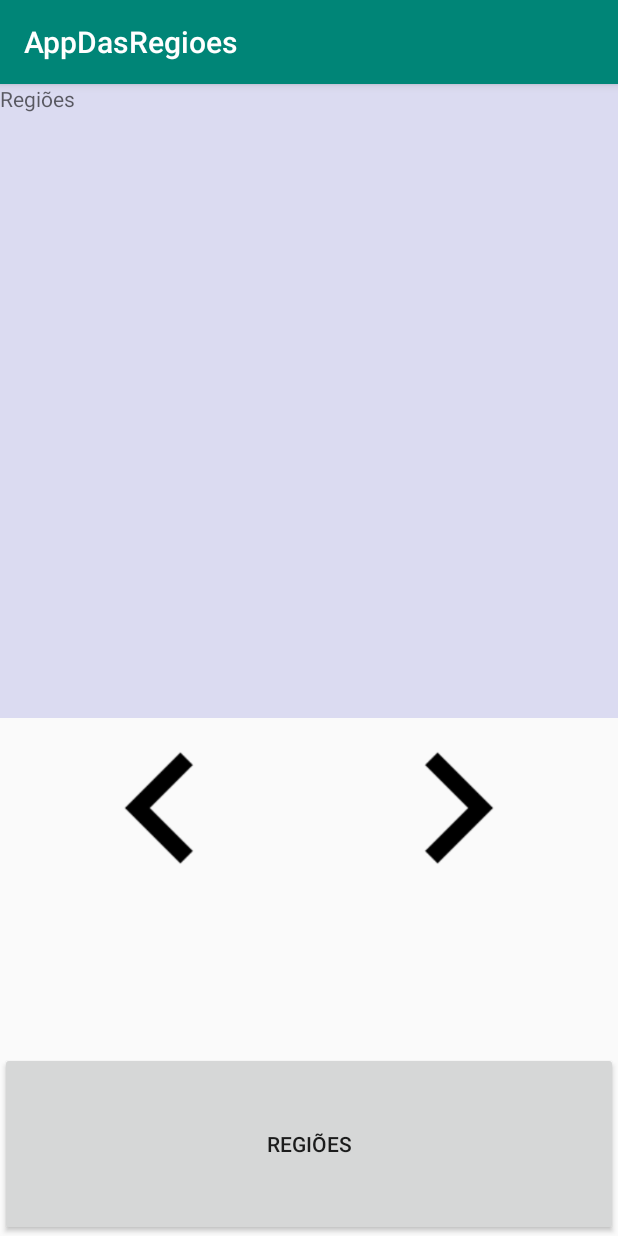
After one commit to LuiizMartiins/AppDasRegioes, an Android app: the EstadosActivity screen opened directly, with no data from a screen before it, on a phone screen of 412 x 824 dp. The commit adds this screen. Run offline under Robolectric (Android 15) with nearby library versions, the phone set to English and light mode, and no system bars.

Commit message:
Criada tela dos estados

```diff
--- a/app/src/main/AndroidManifest.xml
+++ b/app/src/main/AndroidManifest.xml
@@ -9,7 +9,8 @@
         android:roundIcon="@mipmap/ic_launcher_round"
         android:supportsRtl="true"
         android:theme="@style/AppTheme">
-        <activity android:name=".RegioesActivity"></activity>
+        <activity android:name=".EstadosActivity"></activity>
+        <activity android:name=".RegioesActivity" />
         <activity android:name=".MainActivity">
             <intent-filter>
                 <action android:name="android.intent.action.MAIN" />
--- /dev/null
+++ b/app/src/main/java/com/example/appdasregioes/EstadosActivity.java
@@ -0,0 +1,13 @@
+package com.example.appdasregioes;
+
+import android.support.v7.app.AppCompatActivity;
+import android.os.Bundle;
+
+public class EstadosActivity extends AppCompatActivity {
+
+    @Override
+    protected void onCreate(Bundle savedInstanceState) {
+        super.onCreate(savedInstanceState);
+        setContentView(R.layout.activity_estados);
+    }
+}
--- a/app/src/main/java/com/example/appdasregioes/RegioesActivity.java
+++ b/app/src/main/java/com/example/appdasregioes/RegioesActivity.java
@@ -1,13 +1,17 @@
 package com.example.appdasregioes;
 
+import android.content.Intent;
 import android.support.v7.app.AppCompatActivity;
 import android.os.Bundle;
+import android.view.View;
+import android.widget.Button;
 import android.widget.ImageView;
 import android.widget.LinearLayout;
 import android.widget.TextView;
 
 public class RegioesActivity extends AppCompatActivity {
 
+    private Button btnEstados;
     private TextView tvRegioes;
     private ImageView ivAbaixo, ivAcima;
     private String[] regioes;
@@ -18,6 +22,8 @@ public class RegioesActivity extends AppCompatActivity {
     protected void onCreate(Bundle savedInstanceState) {
         super.onCreate(savedInstanceState);
         setContentView(R.layout.activity_regioes);
+
+        btnEstados = (Button) findViewById(R.id.btnEstados);
 
         regioes = new String[] {
                 "Centro-Oeste",
@@ -49,7 +55,22 @@ public class RegioesActivity extends AppCompatActivity {
                 super.onSwipeBottom();
                 if(contador>0) contador --;
                 tvRegioes.setText( regioes[contador]);
-      //      }
+            }
+        });
+
+        btnEstados.setOnClickListener(new View.OnClickListener() {
+            @Override
+            public void onClick(View v) {
+                Intent intent = new Intent
+                        (RegioesActivity.this, EstadosActivity.class);
+                intent.putExtra("regioes", "contador");
+                startActivity(intent);
+            }
+        });
+
+    }
+}
+
 //    @Override
 //    public void onSwipeRight() {
 //       super.onSwipeRight();
@@ -60,7 +81,3 @@ public class RegioesActivity extends AppCompatActivity {
 //  public void onSwipeLeft() {
 //      super.onSwipeLeft();
 //      tvAfirmacao.setText( estados[contador]);
-           }
-        });
-    }
-}
--- /dev/null
+++ b/app/src/main/res/layout/activity_estados.xml
@@ -0,0 +1,66 @@
+<?xml version="1.0" encoding="utf-8"?>
+<LinearLayout xmlns:android="http://schemas.android.com/apk/res/android"
+    xmlns:app="http://schemas.android.com/apk/res-auto"
+    xmlns:tools="http://schemas.android.com/tools"
+    android:id="@+id/layout"
+    android:layout_width="match_parent"
+    android:layout_height="match_parent"
+    android:orientation="vertical">
+    tools:context=".EstadosActivity">
+
+    <TextView
+        android:id="@+id/tvRegioes"
+        android:layout_width="match_parent"
+        android:layout_height="300dp"
+        android:layout_weight="1"
+        android:background="#dbdbf1"
+        android:hint="Regiões"
+        android:textColor="#000" />
+
+    <LinearLayout
+        android:layout_width="match_parent"
+        android:layout_height="100dp"
+        android:layout_weight="1"
+        android:padding="10dp">
+
+        <LinearLayout
+            android:layout_width="0dp"
+            android:layout_height="match_parent"
+            android:layout_weight="1"
+            android:gravity="center_horizontal"
+            android:orientation="vertical">
+
+            <ImageView
+                android:id="@+id/ivEsquerda"
+                android:layout_width="100dp"
+                android:layout_height="100dp"
+                android:src="@drawable/esquerda" />
+
+
+        </LinearLayout>
+
+        <LinearLayout
+            android:layout_width="0dp"
+            android:layout_height="match_parent"
+            android:layout_weight="1"
+            android:gravity="center_horizontal"
+            android:orientation="vertical">
+
+            <ImageView
+                android:id="@+id/ivDireita"
+                android:layout_width="100dp"
+                android:layout_height="100dp"
+                android:src="@drawable/direita" />
+
+        </LinearLayout>
+
+    </LinearLayout>
+
+    <Button
+        android:id="@+id/btnRegioes"
+        android:layout_width="match_parent"
+        android:layout_height="0dp"
+        android:layout_weight="1"
+        android:text="Regiões" />
+
+</LinearLayout>
```
Lines whose indentation alone changed are shown as unchanged.
